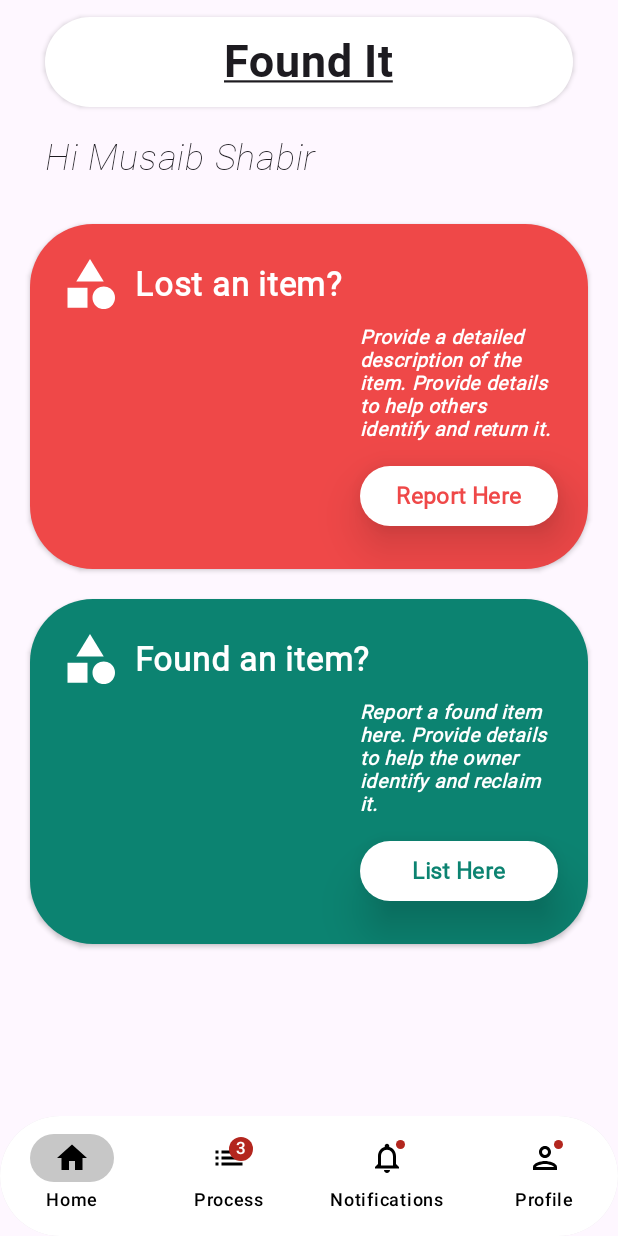
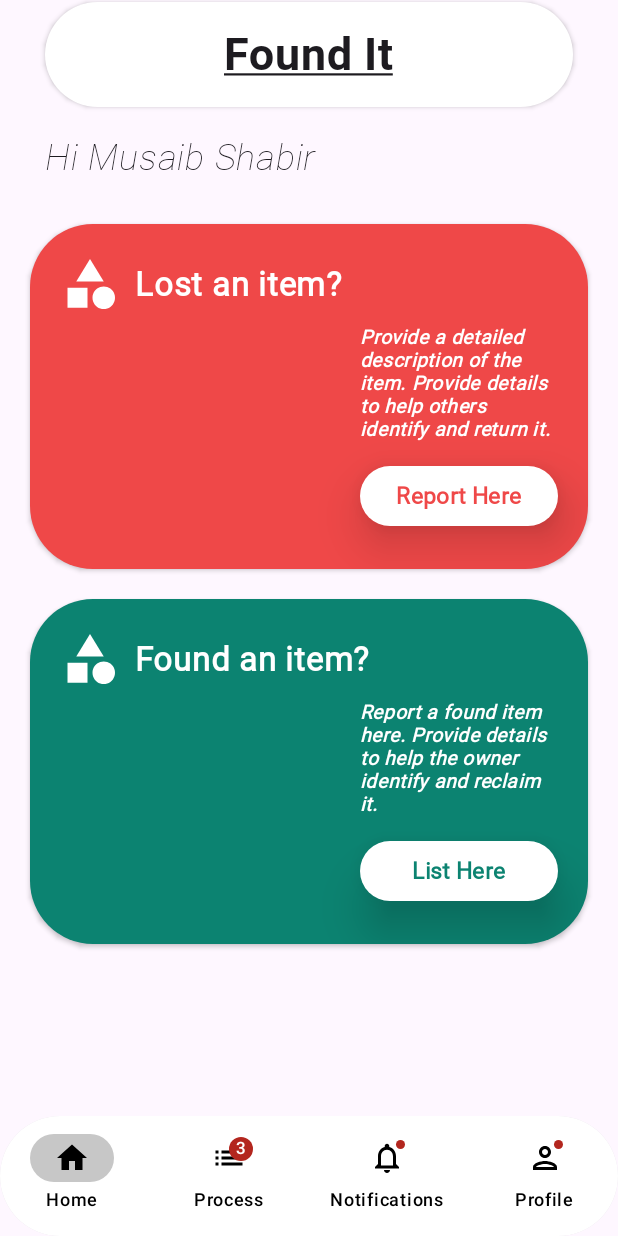
Before and after one commit to MusaibShabir/Found_It, an Android app built with Jetpack Compose: the screen it shows after launch (MainActivity), on a phone screen of 412 x 824 dp. Run offline under Robolectric (Android 15) with nearby library versions, the phone set to English and light mode, and no system bars.

Commit message:
Padding adjusted

```diff
--- a/app/src/main/java/com/example/foundit/components/AppName.kt
+++ b/app/src/main/java/com/example/foundit/components/AppName.kt
@@ -32,7 +32,7 @@ fun AppName(modifier: Modifier) {
             .fillMaxWidth()
             .height(80.dp)
             .width(376.dp)
-            .padding(10.dp),
+            .padding(start = 10.dp, end = 10.dp, bottom = 10.dp),
         shape = RoundedCornerShape(size = 42.dp),
         elevation = CardDefaults.cardElevation(defaultElevation = 2.dp, hoveredElevation = 5.dp),
         colors = CardDefaults.cardColors(containerColor = Color.White)
```
